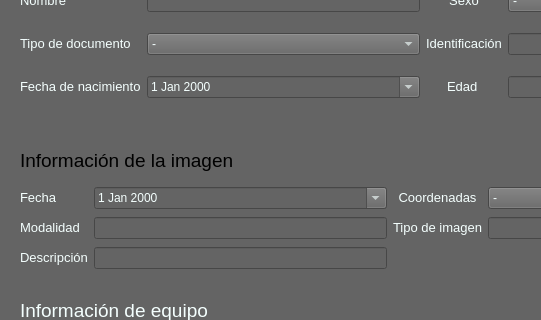
Qt form gui/zoePaciente.ui (dromu/ZOE) before a commit; both pictures show x 0 to 541 and y 105 to 425 of the 809 by 575 pixel window.
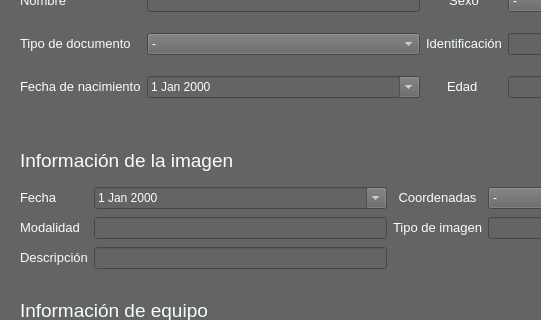
The same form after that commit.

The edit to the form file:
```diff
--- a/gui/zoePaciente.ui
+++ b/gui/zoePaciente.ui
@@ -237,6 +237,9 @@
      <height>31</height>
     </rect>
    </property>
+   <property name="styleSheet">
+    <string notr="true">color: rgb(244, 255, 254);</string>
+   </property>
    <property name="text">
     <string>&lt;html&gt;&lt;head/&gt;&lt;body&gt;&lt;p&gt;&lt;span style=&quot; font-size:14pt;&quot;&gt;Información de la imagen&lt;/span&gt;&lt;/p&gt;&lt;/body&gt;&lt;/html&gt;</string>
    </property>
```
